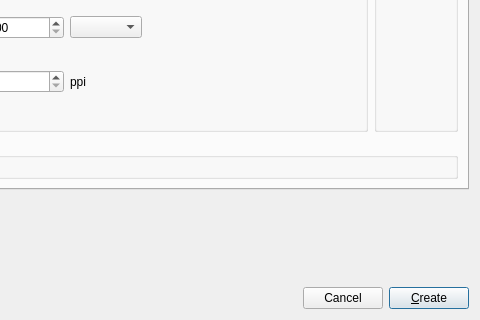
Old version of the form libs/ui/forms/wdgnewimage.ui in the repository KDE/krita; both pictures show x 120 to 600 and y 166 to 486 of the 600 by 486 pixel window.
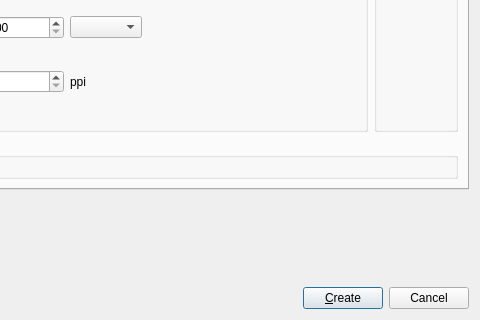
New version of the form. Custom widgets are drawn as their Qt base class.

Commit message: Switch ok and cancel button positions to be consistent with other dialogs

Diff of the .ui file:
```diff
--- a/libs/ui/forms/wdgnewimage.ui
+++ b/libs/ui/forms/wdgnewimage.ui
@@ -620,13 +620,6 @@
        </property>
       </spacer>
      </item>
-     <item>
-      <widget class="QPushButton" name="cancelNewDocumentButton">
-       <property name="text">
-        <string>Cancel</string>
-       </property>
-      </widget>
-     </item>
      <item>
       <widget class="QPushButton" name="createButton">
        <property name="text">
@@ -640,6 +633,13 @@
        </property>
       </widget>
      </item>
+     <item>
+      <widget class="QPushButton" name="cancelNewDocumentButton">
+       <property name="text">
+        <string>Cancel</string>
+       </property>
+      </widget>
+     </item>
     </layout>
    </item>
   </layout>
```
